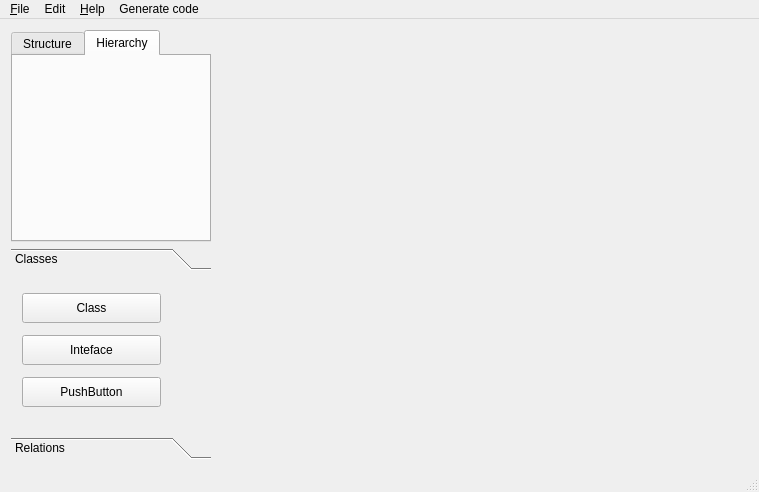
Before: the Qt Designer form mainwindow.ui in termNinja/rs16-24, drawn with Qt 5.
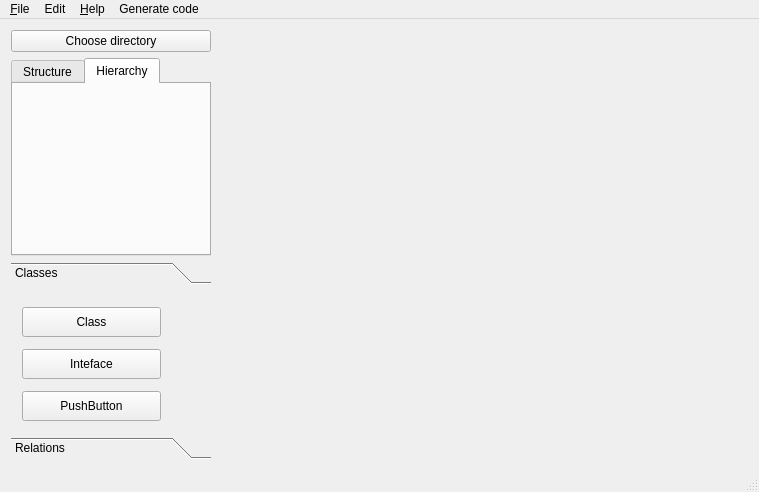
After: the same form once the commit is applied. Icons and pictures are not drawn.

```diff
--- a/mainwindow.ui
+++ b/mainwindow.ui
@@ -39,6 +39,13 @@
       <property name="sizeConstraint">
        <enum>QLayout::SetMinAndMaxSize</enum>
       </property>
+      <item>
+       <widget class="QPushButton" name="choose_dir">
+        <property name="text">
+         <string>Choose directory</string>
+        </property>
+       </widget>
+      </item>
       <item>
        <widget class="QTabWidget" name="tabWidget">
         <property name="maximumSize">
@@ -79,7 +86,7 @@
            <x>0</x>
            <y>0</y>
            <width>200</width>
-           <height>158</height>
+           <height>131</height>
           </rect>
          </property>
          <attribute name="label">
```
Left out of the diff: 4 changed lines with no effect on the pictures.
